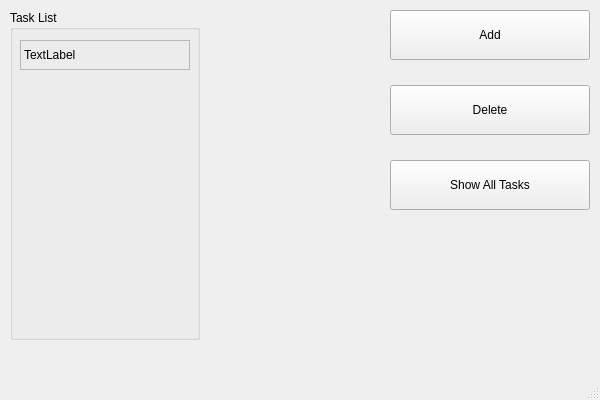
First picture: the form in Checklist.ui, repository BrunoL3O/Checklist, before the edit.
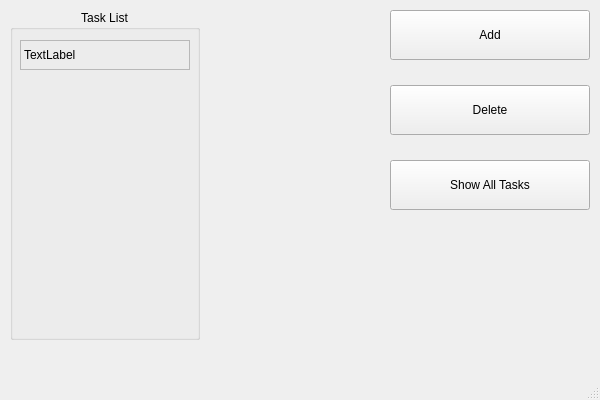
Second picture: the form after the edit.

Patch:
```diff
--- a/Checklist.ui
+++ b/Checklist.ui
@@ -113,6 +113,9 @@
         <property name="title">
           <string>Task List</string>
         </property>
+    <property name="alignment">
+     <set>Qt::AlignmentFlag::AlignHCenter|Qt::AlignmentFlag::AlignTop</set>
+    </property>
         <widget class="QLabel" name="copylabel">
           <property name="enabled">
             <bool>true</bool>
```
Left out of the diff: 23 changed lines with no effect on the pictures. Lines whose indentation alone changed are shown as unchanged.
